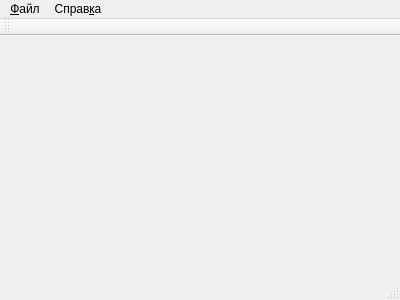
The window that mainwindow.ui (cc3k/DataTransfer) describes before a commit, drawn with Qt 5.
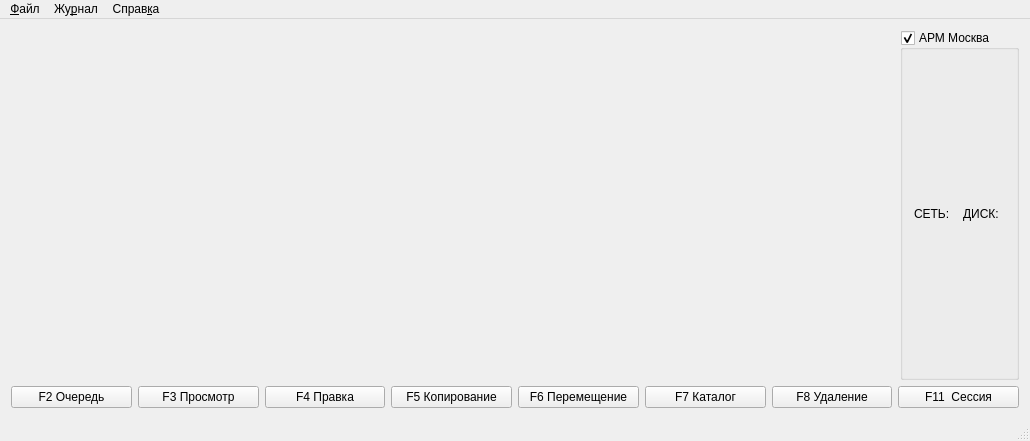
The same window after the commit.

Patch:
```diff
--- a/mainwindow.ui
+++ b/mainwindow.ui
@@ -6,43 +6,157 @@
    <rect>
     <x>0</x>
     <y>0</y>
-    <width>400</width>
-    <height>300</height>
+    <width>1030</width>
+    <height>441</height>
    </rect>
   </property>
   <property name="windowTitle">
    <string>MainWindow</string>
   </property>
-  <widget class="QWidget" name="centralWidget"/>
+  <widget class="QWidget" name="centralWidget">
+   <layout class="QVBoxLayout" name="verticalLayout">
+    <item>
+     <layout class="QHBoxLayout" name="horizontalLayout_2">
+      <item>
+       <spacer name="horizontalSpacer">
+        <property name="orientation">
+         <enum>Qt::Horizontal</enum>
+        </property>
+        <property name="sizeHint" stdset="0">
+         <size>
+          <width>40</width>
+          <height>20</height>
+         </size>
+        </property>
+       </spacer>
+      </item>
+      <item>
+       <widget class="QGroupBox" name="groupBoxHome">
+        <property name="title">
+         <string>АРМ Москва</string>
+        </property>
+        <property name="checkable">
+         <bool>true</bool>
+        </property>
+        <layout class="QGridLayout" name="gridLayout">
+         <item row="0" column="0">
+          <widget class="QLabel" name="label_3">
+           <property name="text">
+            <string>CЕТЬ:</string>
+           </property>
+          </widget>
+         </item>
+         <item row="0" column="1">
+          <widget class="QLabel" name="label">
+           <property name="text">
+            <string>ДИСК:</string>
+           </property>
+          </widget>
+         </item>
+        </layout>
+       </widget>
+      </item>
+     </layout>
+    </item>
+    <item>
+     <layout class="QHBoxLayout" name="layoutFileExplorer">
+      <property name="sizeConstraint">
+       <enum>QLayout::SetMaximumSize</enum>
+      </property>
+     </layout>
+    </item>
+    <item>
+     <layout class="QHBoxLayout" name="horizontalLayout" stretch="0,0,0,0,0,0,0,0">
+      <property name="sizeConstraint">
+       <enum>QLayout::SetMinimumSize</enum>
+      </property>
+      <item>
+       <widget class="QPushButton" name="pushButton_3">
+        <property name="text">
+         <string>F2 Очередь</string>
+        </property>
+       </widget>
+      </item>
+      <item>
+       <widget class="QPushButton" name="pushButton_7">
+        <property name="text">
+         <string>F3 Просмотр</string>
+        </property>
+       </widget>
+      </item>
+      <item>
+       <widget class="QPushButton" name="pushButton_8">
+        <property name="text">
+         <string>F4 Правка</string>
+        </property>
+       </widget>
+      </item>
+      <item>
+       <widget class="QPushButton" name="pushButton_4">
+        <property name="text">
+         <string>F5 Копирование</string>
+        </property>
+       </widget>
+      </item>
+      <item>
+       <widget class="QPushButton" name="pushButton_5">
+        <property name="text">
+         <string>F6 Перемещение</string>
+        </property>
+       </widget>
+      </item>
+      <item>
+       <widget class="QPushButton" name="pushButton_6">
+        <property name="text">
+         <string>F7 Каталог</string>
+        </property>
+       </widget>
+      </item>
+      <item>
+       <widget class="QPushButton" name="pushButton">
+        <property name="text">
+         <string>F8 Удаление</string>
+        </property>
+       </widget>
+      </item>
+      <item>
+       <widget class="QPushButton" name="pushButton_2">
+        <property name="text">
+         <string>F11  Сессия</string>
+        </property>
+       </widget>
+      </item>
+     </layout>
+    </item>
+   </layout>
+  </widget>
   <widget class="QMenuBar" name="menuBar">
    <property name="geometry">
     <rect>
      <x>0</x>
      <y>0</y>
-     <width>400</width>
+     <width>1030</width>
      <height>28</height>
     </rect>
    </property>
-   <widget class="QMenu" name="menu">
+   <widget class="QMenu" name="menuFile">
     <property name="title">
      <string>&amp;Файл</string>
     </property>
    </widget>
-   <widget class="QMenu" name="menu_2">
+   <widget class="QMenu" name="menuAbout">
     <property name="title">
      <string>Справ&amp;ка</string>
     </property>
    </widget>
-   <addaction name="menu"/>
-   <addaction name="menu_2"/>
-  </widget>
-  <widget class="QToolBar" name="mainToolBar">
-   <attribute name="toolBarArea">
-    <enum>TopToolBarArea</enum>
-   </attribute>
-   <attribute name="toolBarBreak">
-    <bool>false</bool>
-   </attribute>
+   <widget class="QMenu" name="menuJournal">
+    <property name="title">
+     <string>Жу&amp;рнал</string>
+    </property>
+   </widget>
+   <addaction name="menuFile"/>
+   <addaction name="menuJournal"/>
+   <addaction name="menuAbout"/>
   </widget>
   <widget class="QStatusBar" name="statusBar"/>
  </widget>
```
